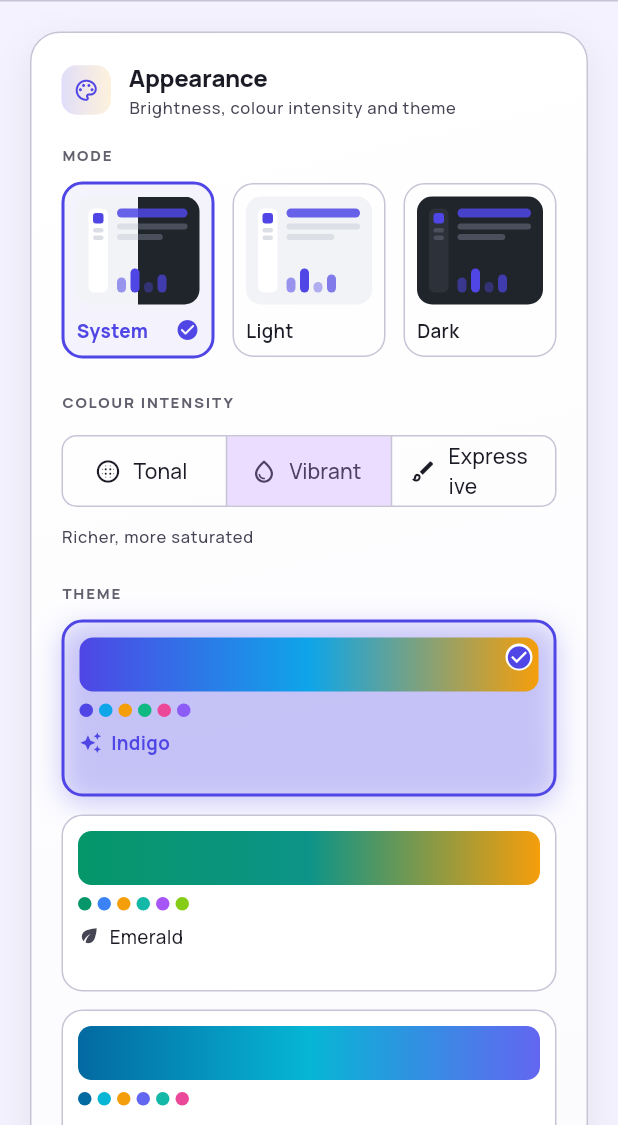
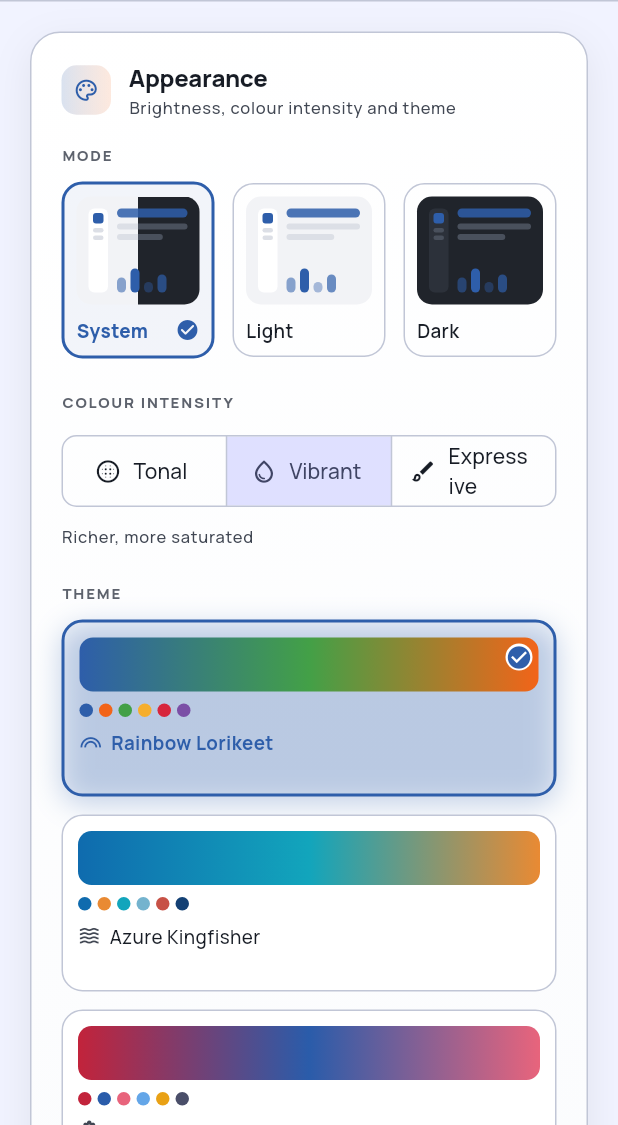
Before and after one commit to ryandam9/expenses, a Flutter app: the SettingsScreen screen opened directly, on a phone screen of 412 x 824 dp, the part 111-1236 px from its top. Run offline on Flutter 3.47's test engine with Material 3 defaults, Android fonts, the phone set to English and light mode, and no system bars; our stand-ins replace fl_chart, flutter_riverpod, font_awesome_flutter, google_fonts, shared_preferences, sqflite and 1 more; missing offline and left inert: file_selector; accounts and stored records are empty.

Commit message:
Replace colour themes with bird plumage palettes
Each theme is now drawn from the feathers of a real bird — seed colours
from its most striking plumage, chart palette from the rest of its
colouring: Rainbow Lorikeet, Azure Kingfisher, Crimson Rosella,
Gouldian Finch, Superb Fairywren, Galah, Kookaburra, Peacock and
Flamingo.

https://claude.ai/code/session_013RYRYtiHo2FLZvVvGUtZr1

```diff
--- a/lib/theme/app_themes.dart
+++ b/lib/theme/app_themes.dart
@@ -211,152 +211,162 @@ List<Color> buildChartColors(List<Color> base, int count) {
   return out;
 }
 
-/// The selectable themes: a curated set of balanced, modern palettes. Each
-/// keeps a calm primary for chrome and a high-contrast six-colour chart
-/// palette for data.
+/// The selectable themes: each one is drawn from the plumage of a real bird —
+/// the seed colours come from its most striking feathers and the six-colour
+/// chart palette from the rest of its colouring, so picking a theme dresses
+/// the whole dashboard in that bird's feathers.
 const appThemes = <AppTheme>[
+  // Blue head, orange-red breast, green wings, yellow nape, violet belly.
   AppTheme(
-    id: 'indigo',
-    name: 'Indigo',
-    icon: Icons.auto_awesome,
-    primary: Color(0xFF4F46E5),
-    secondary: Color(0xFF0EA5E9),
-    tertiary: Color(0xFFF59E0B),
+    id: 'lorikeet',
+    name: 'Rainbow Lorikeet',
+    icon: Icons.looks,
+    primary: Color(0xFF2E5EAA),
+    secondary: Color(0xFF43A047),
+    tertiary: Color(0xFFF26419),
     chartColors: [
-      Color(0xFF4F46E5),
-      Color(0xFF0EA5E9),
-      Color(0xFFF59E0B),
-      Color(0xFF10B981),
-      Color(0xFFEC4899),
-      Color(0xFF8B5CF6),
+      Color(0xFF2E5EAA), // head blue
+      Color(0xFFF26419), // breast orange
+      Color(0xFF43A047), // wing green
+      Color(0xFFF6AE2D), // nape yellow
+      Color(0xFFD7263D), // breast red
+      Color(0xFF7B4FA6), // belly violet
     ],
   ),
+  // Deep azure back, teal sheen, warm orange chest over river-water blues.
   AppTheme(
-    id: 'emerald',
-    name: 'Emerald',
-    icon: Icons.eco,
-    primary: Color(0xFF059669),
-    secondary: Color(0xFF0D9488),
-    tertiary: Color(0xFFF59E0B),
+    id: 'kingfisher',
+    name: 'Azure Kingfisher',
+    icon: Icons.waves,
+    primary: Color(0xFF0F6BAE),
+    secondary: Color(0xFF12A5BC),
+    tertiary: Color(0xFFE98A33),
     chartColors: [
-      Color(0xFF059669),
-      Color(0xFF3B82F6),
-      Color(0xFFF59E0B),
-      Color(0xFF14B8A6),
-      Color(0xFFA855F7),
-      Color(0xFF84CC16),
+      Color(0xFF0F6BAE), // azure back
+      Color(0xFFE98A33), // chest orange
+      Color(0xFF12A5BC), // teal sheen
+      Color(0xFF74B3CE), // wing shimmer
+      Color(0xFFC75146), // rufous flank
+      Color(0xFF134074), // deep water navy
     ],
   ),
+  // Crimson body, violet-blue cheeks and wing edges, scalloped black back.
   AppTheme(
-    id: 'ocean',
-    name: 'Ocean',
-    icon: Icons.water,
-    primary: Color(0xFF0369A1),
-    secondary: Color(0xFF06B6D4),
-    tertiary: Color(0xFF6366F1),
+    id: 'rosella',
+    name: 'Crimson Rosella',
+    icon: Icons.local_florist,
+    primary: Color(0xFFC2233B),
+    secondary: Color(0xFF2A5CAA),
+    tertiary: Color(0xFFE8647C),
     chartColors: [
-      Color(0xFF0369A1),
-      Color(0xFF06B6D4),
-      Color(0xFFF59E0B),
-      Color(0xFF6366F1),
-      Color(0xFF14B8A6),
-      Color(0xFFEC4899),
+      Color(0xFFC2233B), // crimson body
+      Color(0xFF2A5CAA), // cheek blue
+      Color(0xFFE8647C), // rose breast
+      Color(0xFF64A6E8), // wing-edge blue
+      Color(0xFFE9A115), // young bird olive-gold
+      Color(0xFF4A4E69), // scalloped back
     ],
   ),
+  // Purple chest, golden belly, green back, scarlet face, turquoise nape.
   AppTheme(
-    id: 'sunset',
-    name: 'Sunset',
-    icon: Icons.wb_twilight,
-    primary: Color(0xFFEA580C),
-    secondary: Color(0xFFDB2777),
-    tertiary: Color(0xFFF59E0B),
+    id: 'gouldian',
+    name: 'Gouldian Finch',
+    icon: Icons.palette,
+    primary: Color(0xFF6A3FA0),
+    secondary: Color(0xFF19B3B1),
+    tertiary: Color(0xFFF4C20D),
     chartColors: [
-      Color(0xFFEA580C),
-      Color(0xFF8B5CF6),
-      Color(0xFFF59E0B),
-      Color(0xFFDB2777),
-      Color(0xFF0EA5E9),
-      Color(0xFF10B981),
+      Color(0xFF6A3FA0), // chest purple
+      Color(0xFF19B3B1), // nape turquoise
+      Color(0xFFF4C20D), // belly gold
+      Color(0xFF3F9B42), // back green
+      Color(0xFFD7263D), // face scarlet
+      Color(0xFFE879B9), // pink-faced morph
     ],
   ),
+  // Iridescent cobalt and sky blue over the soft fawn of the females.
   AppTheme(
-    id: 'grape',
-    name: 'Grape',
-    icon: Icons.bubble_chart,
-    primary: Color(0xFF7C3AED),
-    secondary: Color(0xFFC026D3),
-    tertiary: Color(0xFF0EA5E9),
+    id: 'fairywren',
+    name: 'Superb Fairywren',
+    icon: Icons.flutter_dash,
+    primary: Color(0xFF2356C5),
+    secondary: Color(0xFF56B6E9),
+    tertiary: Color(0xFFB9824F),
     chartColors: [
-      Color(0xFF7C3AED),
-      Color(0xFF0EA5E9),
-      Color(0xFFEC4899),
-      Color(0xFFF59E0B),
-      Color(0xFF6366F1),
-      Color(0xFF14B8A6),
+      Color(0xFF2356C5), // crown cobalt
+      Color(0xFF56B6E9), // cheek sky blue
+      Color(0xFFB9824F), // female fawn
+      Color(0xFF5B6377), // grey-brown wing
+      Color(0xFFE9A115), // sunlit grass
+      Color(0xFF15B097), // eucalypt teal
     ],
   ),
+  // Rose-pink chest under dove-grey wings and a pale crest.
   AppTheme(
-    id: 'forest',
-    name: 'Forest',
-    icon: Icons.forest,
-    primary: Color(0xFF15803D),
-    secondary: Color(0xFF65A30D),
-    tertiary: Color(0xFF0D9488),
+    id: 'galah',
+    name: 'Galah',
+    icon: Icons.favorite,
+    primary: Color(0xFFD94F70),
+    secondary: Color(0xFF7E8287),
+    tertiary: Color(0xFFF2A0B2),
     chartColors: [
-      Color(0xFF15803D),
-      Color(0xFFCA8A04),
-      Color(0xFF2563EB),
-      Color(0xFF65A30D),
-      Color(0xFF9333EA),
-      Color(0xFF0D9488),
+      Color(0xFFD94F70), // chest rose
+      Color(0xFF7E8287), // wing grey
+      Color(0xFFF2A0B2), // crest blush
+      Color(0xFF8E4162), // deep plum
+      Color(0xFF5F9EA0), // dusty outback teal
+      Color(0xFF3A3E47), // flight-feather charcoal
     ],
   ),
+  // Earthy browns and buff with the surprise blue flash on the wing.
   AppTheme(
-    id: 'crimson',
-    name: 'Crimson',
-    icon: Icons.local_fire_department,
-    primary: Color(0xFFDC2626),
-    secondary: Color(0xFFF97316),
-    tertiary: Color(0xFFD97706),
+    id: 'kookaburra',
+    name: 'Kookaburra',
+    icon: Icons.forest,
+    primary: Color(0xFF4F7CAC),
+    secondary: Color(0xFF8B5E3C),
+    tertiary: Color(0xFFC49A6C),
     chartColors: [
-      Color(0xFFDC2626),
-      Color(0xFF0EA5E9),
-      Color(0xFFF59E0B),
-      Color(0xFF7C3AED),
-      Color(0xFF10B981),
-      Color(0xFFF97316),
+      Color(0xFF4F7CAC), // wing-flash blue
+      Color(0xFF8B5E3C), // back brown
+      Color(0xFFC49A6C), // buff breast
+      Color(0xFFB0413E), // rufous tail
+      Color(0xFF7C9A6D), // gum-leaf sage
+      Color(0xFF2F3640), // eye-stripe charcoal
     ],
   ),
+  // Teal neck, royal train, emerald coverts and golden eyespots.
   AppTheme(
-    id: 'graphite',
-    name: 'Graphite',
-    icon: Icons.tonality,
-    primary: Color(0xFF334155),
-    secondary: Color(0xFF0EA5E9),
-    tertiary: Color(0xFF64748B),
+    id: 'peacock',
+    name: 'Peacock',
+    icon: Icons.filter_vintage,
+    primary: Color(0xFF0E7C86),
+    secondary: Color(0xFF1F4690),
+    tertiary: Color(0xFFD4A017),
     chartColors: [
-      Color(0xFF334155),
-      Color(0xFF0EA5E9),
-      Color(0xFFF59E0B),
-      Color(0xFF10B981),
-      Color(0xFFEF4444),
-      Color(0xFF8B5CF6),
+      Color(0xFF0E7C86), // neck teal
+      Color(0xFF1F4690), // train royal blue
+      Color(0xFFD4A017), // eyespot gold
+      Color(0xFF2E8B57), // covert emerald
+      Color(0xFF7C3AED), // iridescent violet
+      Color(0xFFB5651D), // eyespot copper
     ],
   ),
+  // Pink and coral plumage, sandy gold, lagoon water and the black bill tip.
   AppTheme(
-    id: 'rose',
-    name: 'Rosé',
-    icon: Icons.favorite,
-    primary: Color(0xFFE11D48),
-    secondary: Color(0xFFEC4899),
-    tertiary: Color(0xFF8B5CF6),
+    id: 'flamingo',
+    name: 'Flamingo',
+    icon: Icons.spa,
+    primary: Color(0xFFE85C8A),
+    secondary: Color(0xFFF08A5D),
+    tertiary: Color(0xFFE8B86D),
     chartColors: [
-      Color(0xFFE11D48),
-      Color(0xFF8B5CF6),
-      Color(0xFF0EA5E9),
-      Color(0xFFF59E0B),
-      Color(0xFFEC4899),
-      Color(0xFF10B981),
+      Color(0xFFE85C8A), // body pink
+      Color(0xFFF08A5D), // wing coral
+      Color(0xFFE8B86D), // sandy gold
+      Color(0xFF5FB49C), // lagoon teal
+      Color(0xFFB14AED), // sunset orchid
+      Color(0xFF2B2D42), // bill-tip black
     ],
   ),
 ];
```
